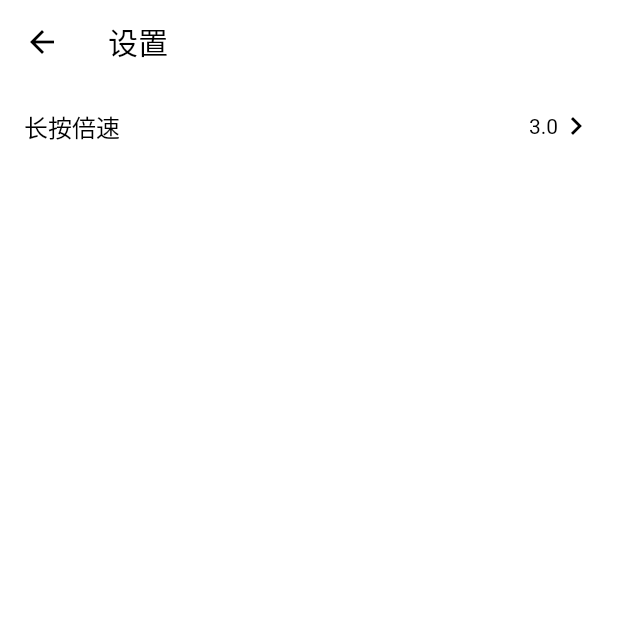
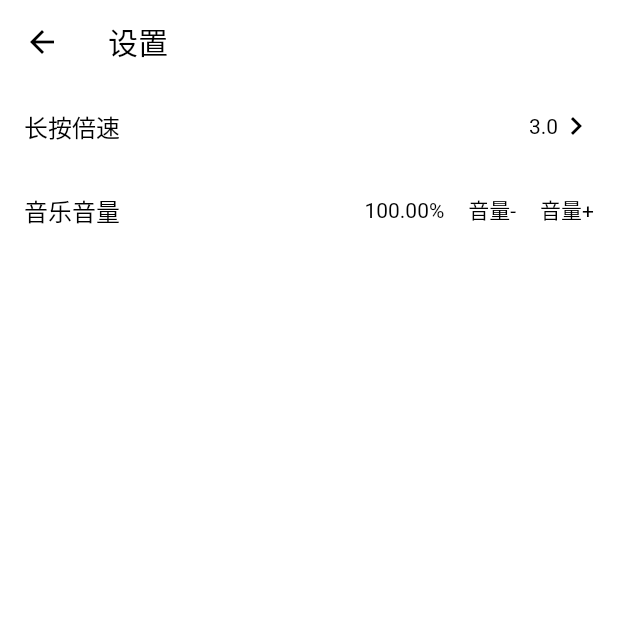
Before and after one commit to lemonguo121/lemon_os, a Flutter app: the SettingPage screen opened by its route, on a phone screen of 412 x 824 dp, the top half of it. Run offline on Flutter 3.47's test engine with Material 3 defaults, Android fonts, the phone set to English and light mode, and no system bars; our stand-ins replace audio_service, auto_size_text, battery_plus, cached_network_image, connectivity_plus, dio and 12 more; missing offline and left inert: adaptive_action_sheet, audio_session, dart:ffi, encrypt, json5, photo_manager and 2 more; accounts and stored records are empty; network calls fail; project files that could hold a hidden picture were left out.

```diff
--- a/lib/mine/SettingPage.dart
+++ b/lib/mine/SettingPage.dart
@@ -3,6 +3,7 @@ import 'dart:ffi';
 import 'package:flutter/material.dart';
 import 'package:flutter_screenutil/flutter_screenutil.dart';
 import 'package:get/get.dart';
+import 'package:lemon_tv/music/player/music_controller.dart';
 import 'package:lemon_tv/util/CommonUtil.dart';
 import 'package:lemon_tv/util/SPManager.dart';
 import 'package:lemon_tv/util/ThemeController.dart';
@@ -16,6 +17,7 @@ class SettingPage extends StatefulWidget {
 
 class _SettingPageState extends State<SettingPage> {
   final ScrollController _scrollController = ScrollController();
+  MusicPlayerController playerController = Get.find();
   List<double> speedList = [2.0, 3.0, 4.0, 5.0];
   var _selecteIndex = 1;
   double longPressSpeed = 2.0;
@@ -42,7 +44,8 @@ class _SettingPageState extends State<SettingPage> {
                 color: themeController.currentAppTheme.normalTextColor),
             title: Text(
               '设置',
-              style: TextStyle(color: themeController.currentAppTheme.normalTextColor),
+              style: TextStyle(
+                  color: themeController.currentAppTheme.normalTextColor),
             ),
           ),
           body: Column(
@@ -55,7 +58,8 @@ class _SettingPageState extends State<SettingPage> {
                   mainAxisSize: MainAxisSize.min,
                   children: [
                     Text('$longPressSpeed',
-                        style: TextStyle(color: themeController.currentAppTheme.titleColr)),
+                        style: TextStyle(
+                            color: themeController.currentAppTheme.titleColr)),
                     Icon(
                       Icons.keyboard_arrow_right,
                       color: themeController.currentAppTheme.titleColr,
@@ -63,6 +67,43 @@ class _SettingPageState extends State<SettingPage> {
                   ],
                 ),
                 onTap: (() => showSelectDialog()),
+              ),
+              ListTile(
+                title: Text('音乐音量',
+                    style: TextStyle(
+                        color: themeController.currentAppTheme.titleColr)),
+                trailing: Row(
+                  mainAxisSize: MainAxisSize.min,
+                  children: [
+                    Text('${(playerController.currentVolume.value * 100).toStringAsFixed(2)}%',
+                        style: TextStyle(
+                            color: themeController.currentAppTheme.titleColr)),
+                    SizedBox(
+                      width: 16,
+                    ),
+                    InkWell(
+                      onTap: () {
+                        playerController.adjustVolume(-5);
+                      },
+                      child: Text('音量-',
+                          style: TextStyle(
+                              color:
+                                  themeController.currentAppTheme.titleColr)),
+                    ),
+                    SizedBox(
+                      width: 16,
+                    ),
+                    InkWell(
+                      onTap: () {
+                        playerController.adjustVolume(5);
+                      },
+                      child: Text('音量+',
+                          style: TextStyle(
+                              color:
+                                  themeController.currentAppTheme.titleColr)),
+                    ),
+                  ],
+                ),
               )
             ],
           ),
```
Also changed, not shown: lib/music/music_home/MusicHomePage.dart (+37 -11 lines), lib/music/music_hot/HotDetailPage.dart (+119 -106 lines), lib/music/music_utils/MusicSPManage.dart (+13 -0 lines), lib/music/player/music_controller.dart (+11 -0 lines), lib/music/player/widget/music_bottom_bar.dart (+29 -12 lines).
